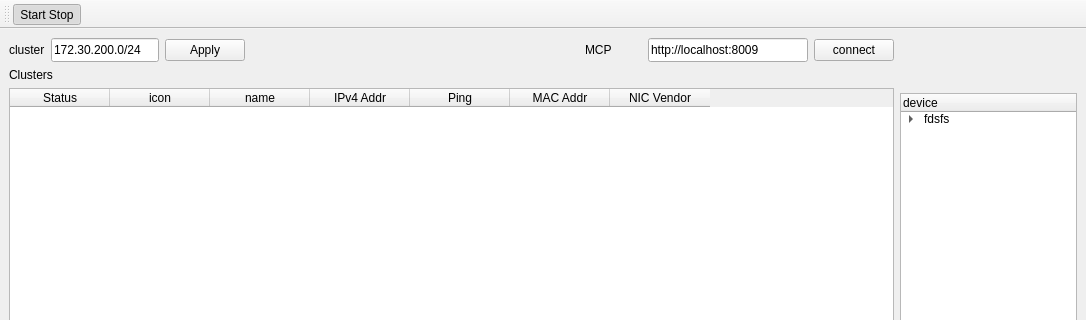
First picture: the form in form.ui, repository pchar/FreeNetAdminPro, before the edit; both pictures show x 0 to 1086 and y 0 to 320 of the 1086 by 845 pixel window.
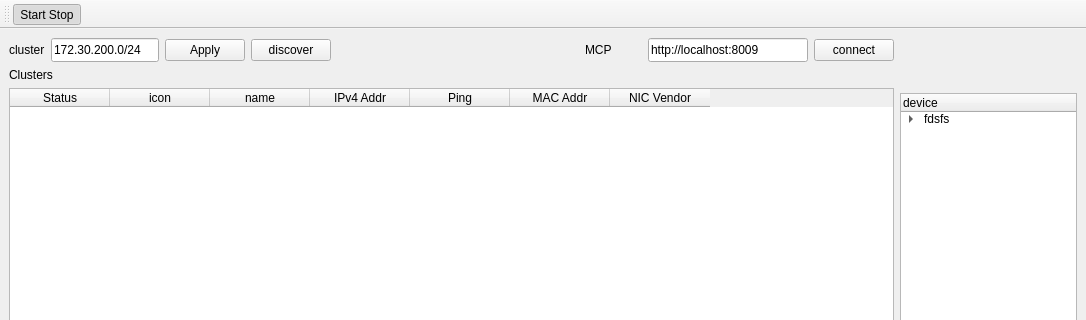
Second picture: the form after the edit. Icons and pictures are not drawn.

Commit message: ok basic search

What changed in the file:
```diff
--- a/form.ui
+++ b/form.ui
@@ -16,7 +16,7 @@
   <widget class="QWidget" name="centralwidget">
    <layout class="QGridLayout" name="gridLayout" columnstretch="5,1">
     <item row="0" column="0">
-     <layout class="QHBoxLayout" name="horizontalLayout_4" stretch="0,0,0,1,0,0,0,0">
+     <layout class="QHBoxLayout" name="horizontalLayout_4" stretch="0,0,0,0,1,0,0,0,0">
       <item>
        <widget class="QLabel" name="label_cluster">
         <property name="text">
@@ -50,6 +50,13 @@
         </property>
        </widget>
       </item>
+      <item>
+       <widget class="QPushButton" name="pushButton_discover">
+        <property name="text">
+         <string>discover</string>
+        </property>
+       </widget>
+      </item>
       <item>
        <spacer name="horizontalSpacer">
         <property name="orientation">
```
The commit also changes 2 other files.
